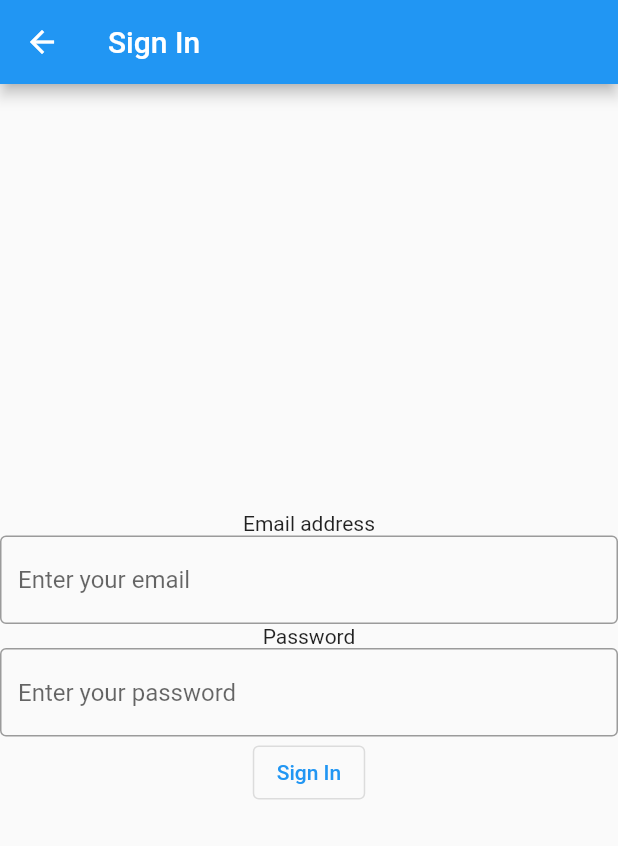
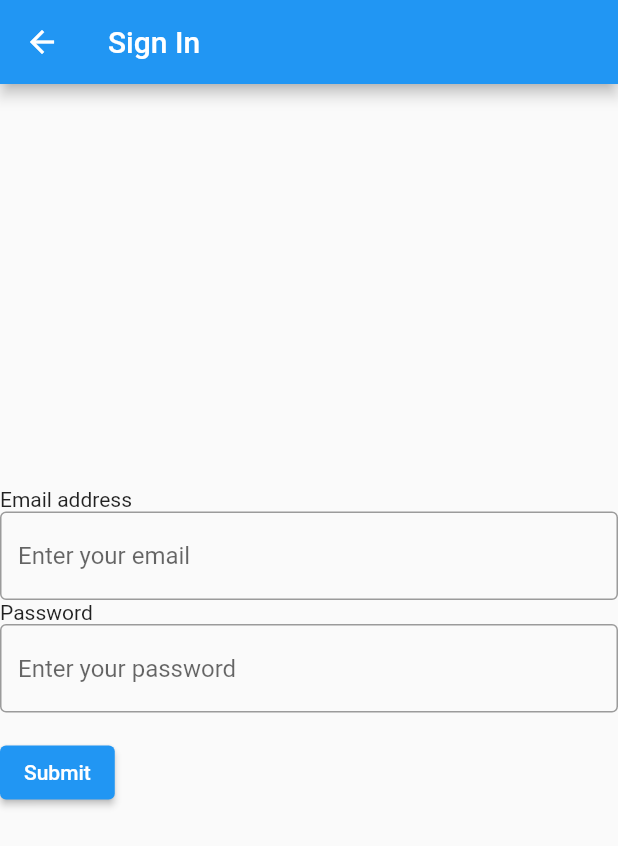
Before and after one commit to D7oMxB52/ND_Telemedicine_App, a Flutter app: the screen it shows after launch, after a tap on "Sign In", on a phone screen of 412 x 824 dp. Shown: the top 846 px of the screen. Run offline on Flutter 3.47's test engine with Material 2 defaults, Android fonts, the phone set to English and light mode, and no system bars; our stand-ins replace flutter_holo_date_picker; missing offline and left inert: flutter_calendar_widget.

Commit message:
Create sign in page with validation
Co-Authored-By: lukemullan <67941573+lukemullan@users.noreply.github.com>

```diff
--- a/frontend/lib/SignInPage.dart
+++ b/frontend/lib/SignInPage.dart
@@ -4,6 +4,7 @@ import 'package:flutter/material.dart';
 class SignInPage extends StatelessWidget {
   const SignInPage({super.key});
   final String title = "Sign In";
+
   @override
   Widget build(BuildContext context) {
     return Scaffold(
@@ -14,28 +15,107 @@ class SignInPage extends StatelessWidget {
         child: Column(
           mainAxisAlignment: MainAxisAlignment.center,
           children: [
-            Text("Email address"),
-            TextField(
-              decoration: InputDecoration(
-                border: OutlineInputBorder(),
-                hintText: "Enter your email",
-              ),
-            ),
-            Text("Password"),
-            TextField(
-              obscureText: true,
-              decoration: InputDecoration(
-                border: OutlineInputBorder(),
-                hintText: "Enter your password",
-              ),
-            ),
-            OutlinedButton(
-              child: Text("Sign In"),
-              onPressed: () {},
-            ),
+            const MyCustomForm(),
+            // Text("Email address"),
+            // TextField(
+            //   decoration: InputDecoration(
+            //     border: OutlineInputBorder(),
+            //     hintText: "Enter your email",
+            //   ),
+            // ),
+            // Text("Password"),
+            // TextField(
+            //   obscureText: true,
+            //   decoration: InputDecoration(
+            //     border: OutlineInputBorder(),
+            //     hintText: "Enter your password",
+            //   ),
+            // ),
+            // OutlinedButton(
+            //   child: Text("Sign In"),
+            //   onPressed: () {},
+            // ),
           ],
         ),
       ), // This trailing comma makes auto-formatting nicer for build methods.
     );
   }
 }
+
+class MyCustomForm extends StatefulWidget {
+  const MyCustomForm({super.key});
+
+  @override
+  MyCustomFormState createState() {
+    return MyCustomFormState();
+  }
+}
+
+// Create a corresponding State class.
+// This class holds data related to the form.
+class MyCustomFormState extends State<MyCustomForm> {
+  // Create a global key that uniquely identifies the Form widget
+  // and allows validation of the form.
+  //
+  // Note: This is a GlobalKey<FormState>,
+  // not a GlobalKey<MyCustomFormState>.
+  final _formKey = GlobalKey<FormState>();
+
+  @override
+  Widget build(BuildContext context) {
+    // Build a Form widget using the _formKey created above.
+    return Form(
+      key: _formKey,
+      child: Column(
+        crossAxisAlignment: CrossAxisAlignment.start,
+        children: [
+          Text("Email address"),
+          TextFormField(
+            decoration: InputDecoration(
+              border: OutlineInputBorder(),
+              hintText: "Enter your email",
+            ),
+            // The validator receives the text that the user has entered.
+            validator: (value) {
+              if (value == null || value.isEmpty) {
+                return 'Please enter some text';
+              }
+              return null;
+            },
+          ),
+          Text("Password"),
+          TextFormField(
+            decoration: InputDecoration(
+              border: OutlineInputBorder(),
+              hintText: "Enter your password",
+            ),
+            obscureText: true,
+            // The validator receives the text that the user has entered.
+            validator: (value) {
+              if (value == null || value.isEmpty) {
+                return 'Please enter some text';
+              }
+              return null;
+            },
+          ),
+          Padding(
+            padding: const EdgeInsets.symmetric(vertical: 16.0),
+            child: ElevatedButton(
+              onPressed: () {
+                // Validate returns true if the form is valid, or false otherwise.
+                if (_formKey.currentState!.validate()) {
+                  // If the form is valid, display a snackbar. In the real world,
+                  // you'd often call a server or save the information in a database.
+                  ScaffoldMessenger.of(context).showSnackBar(
+                    const SnackBar(content: Text('Processing Data')),
+                  );
+                }
+              },
+              child: const Text('Submit'),
+            ),
+          ),
+        ],
+      ),
+    );
+  }
+}
```
Also changed, not shown: frontend/lib/DateOfBirthWidget.dart (+2 -5 lines).
